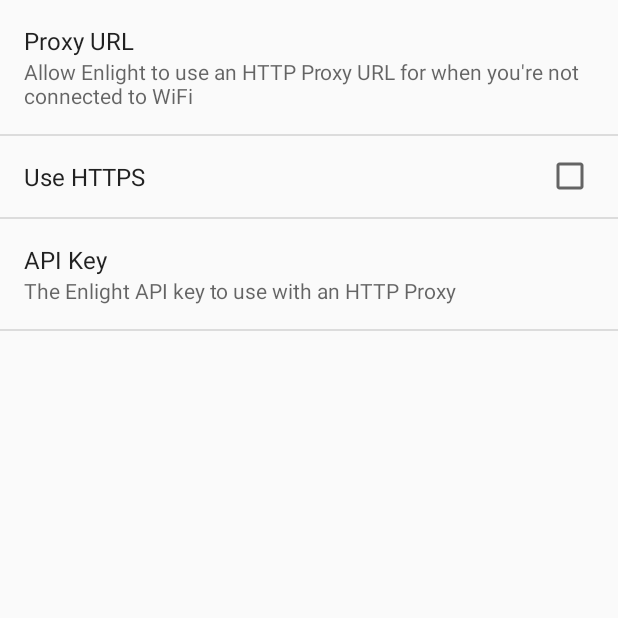
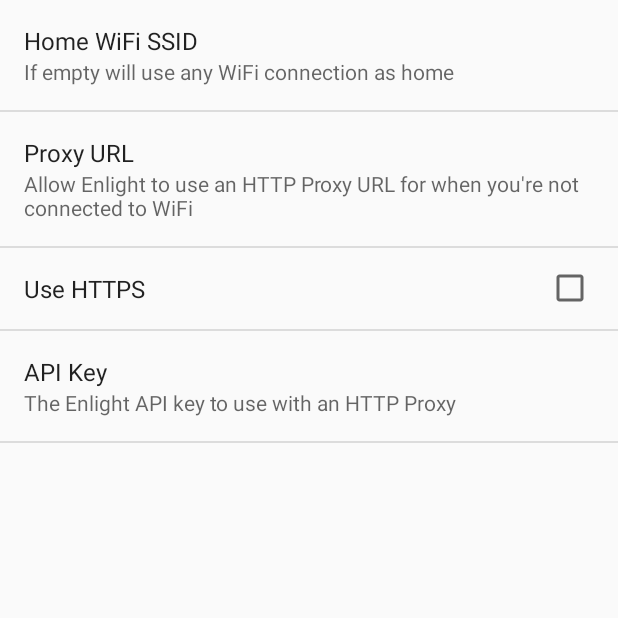
Before and after one commit to pddenhar/Android-Enlight, an Android app: the EnlightPreferenceActivity screen opened directly, with no data from a screen before it, on a phone screen of 412 x 824 dp, the top half of it. Run offline under Robolectric (Android 15) with nearby library versions, the phone set to English and light mode, and no system bars.

Commit message:
Add a preference for home wifi ssid

```diff
--- a/app/src/main/res/xml/preferences.xml
+++ b/app/src/main/res/xml/preferences.xml
@@ -2,6 +2,13 @@
 <PreferenceScreen xmlns:android="http://schemas.android.com/apk/res/android"
     android:id="@+id/activity_preferences"
     >
+    <EditTextPreference
+        android:defaultValue=""
+        android:selectAllOnFocus="true"
+        android:singleLine="true"
+        android:title="Home WiFi SSID"
+        android:key="MRPC_home_wifi_ssid"
+        android:summary="If empty will use any WiFi connection as home"/>
     <EditTextPreference android:title="Proxy URL"
         android:key="MRPC_proxy_url"
         android:summary="Allow Enlight to use an HTTP Proxy URL for when you're not connected to WiFi"></EditTextPreference>
```
